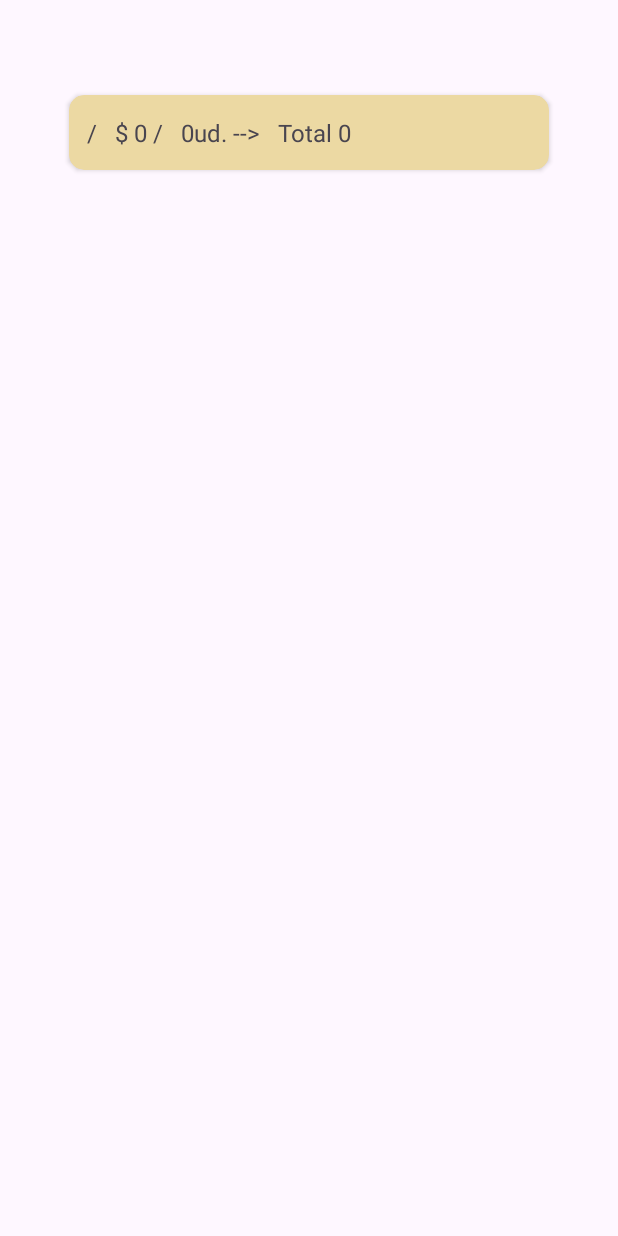
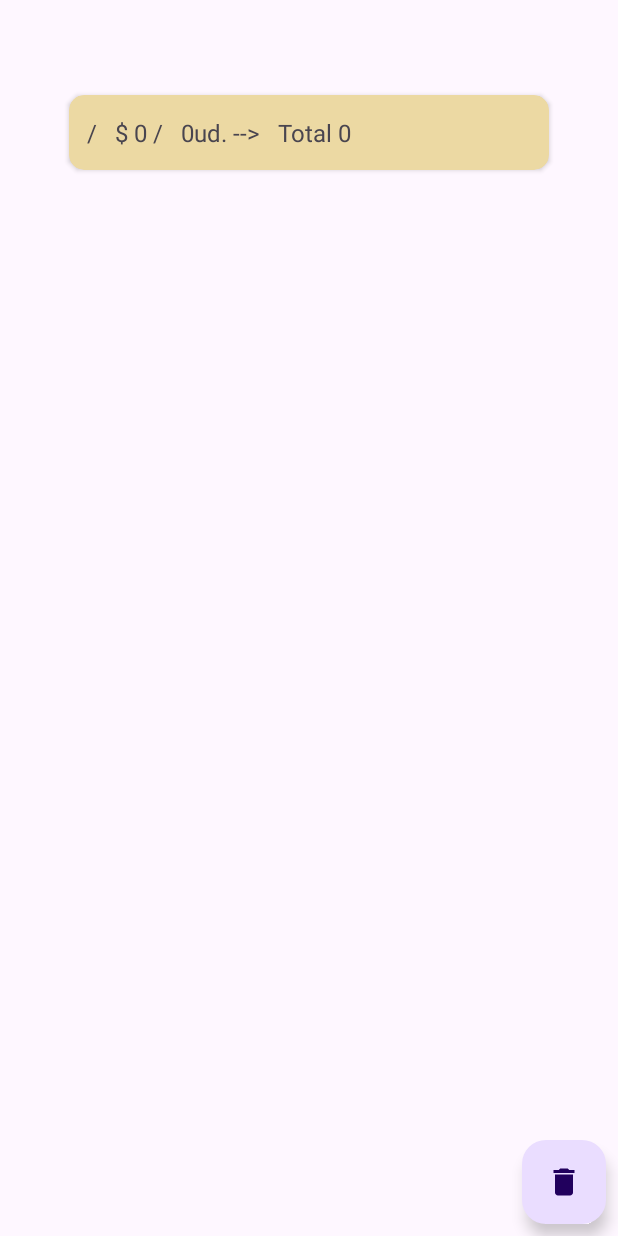
Before and after one commit to Scariu/ConsumoPP, an Android app: the SecondFragmentList screen opened through its navigation route, on a phone screen of 412 x 824 dp. Run offline under Robolectric (Android 15) with nearby library versions, the light colour scheme and no system bars; our stand-ins replace Room's generated code.

Commit message:
Se implementa metodo para borrar la lista.

```diff
--- a/app/src/main/java/com/example/consumopp/data/Repositorio.kt
+++ b/app/src/main/java/com/example/consumopp/data/Repositorio.kt
@@ -12,4 +12,8 @@ class Repositorio(private val elemetoDAO: ElementoDAO) {
     fun getElemento(): LiveData<List<Elemento>> {
         return elemetoDAO.getTodosElementos()
     }
+    suspend fun deleteElementoRepo() {
+       elemetoDAO.deleteElementos()
+    }
+
 }
--- a/app/src/main/java/com/example/consumopp/data/local/ElementoDAO.kt
+++ b/app/src/main/java/com/example/consumopp/data/local/ElementoDAO.kt
@@ -2,6 +2,7 @@ package com.example.consumopp.data.local
 
 import androidx.lifecycle.LiveData
 import androidx.room.Dao
+import androidx.room.Delete
 import androidx.room.Insert
 import androidx.room.Query
 
@@ -12,4 +13,7 @@ interface ElementoDAO {
 
     @Query("SELECT * FROM table_elementos order by id ASC")
     fun getTodosElementos(): LiveData<List<Elemento>>
+
+    @Query("DELETE FROM table_elementos")
+    suspend fun deleteElementos()
 }
--- a/app/src/main/java/com/example/consumopp/presentation/ElementoViewModel.kt
+++ b/app/src/main/java/com/example/consumopp/presentation/ElementoViewModel.kt
@@ -7,6 +7,7 @@ import androidx.lifecycle.viewModelScope
 import com.example.consumopp.data.Repositorio
 import com.example.consumopp.data.local.Elemento
 import com.example.consumopp.data.local.ElementoDataBase
+import kotlinx.coroutines.Dispatchers
 import kotlinx.coroutines.launch
 
 class ElementoViewModel(application: Application) : AndroidViewModel(application) {
@@ -23,4 +24,9 @@ class ElementoViewModel(application: Application) : AndroidViewModel(application
         val elemento = Elemento(nombre, precio, cantidad)
         repositorio.insertarElementos(elemento)
     }
+
+    suspend fun deleteElementoView() {
+        viewModelScope.launch { Dispatchers.IO }
+            repositorio.deleteElementoRepo()
+    }
 }
--- a/app/src/main/java/com/example/consumopp/presentation/SecondFragmentList.kt
+++ b/app/src/main/java/com/example/consumopp/presentation/SecondFragmentList.kt
@@ -6,8 +6,12 @@ import android.view.LayoutInflater
 import android.view.View
 import android.view.ViewGroup
 import androidx.fragment.app.activityViewModels
+import androidx.fragment.app.clearFragmentResult
+import androidx.lifecycle.lifecycleScope
+import androidx.navigation.fragment.findNavController
 import com.example.consumopp.R
 import com.example.consumopp.databinding.FragmentSecondListBinding
+import kotlinx.coroutines.launch
 
 class SecondFragmentList : Fragment() {
     lateinit var binding: FragmentSecondListBinding
@@ -20,7 +24,14 @@ class SecondFragmentList : Fragment() {
     ): View? {
         binding = FragmentSecondListBinding.inflate(layoutInflater)
         initAdapter()
+        initListeners()
         return binding.root
+    }
+
+    private fun initListeners() {
+        binding.floabtnDelete.setOnClickListener {
+            deleteAll()
+        }
     }
 
     private fun initAdapter() {
@@ -29,4 +40,11 @@ class SecondFragmentList : Fragment() {
         }
         binding.recyclerViewSecondFragment.adapter = adapter
     }
+
+    private fun deleteAll() {
+        viewLifecycleOwner.lifecycleScope.launch {
+            viewModel.deleteElementoView()
+            findNavController().navigate(R.id.action_secondFragmentList_self)
+        }
+    }
 }
--- /dev/null
+++ b/app/src/main/res/drawable/baseline_delete_24.xml
@@ -0,0 +1,5 @@
+<vector android:height="24dp" android:tint="#000000"
+    android:viewportHeight="24" android:viewportWidth="24"
+    android:width="24dp" xmlns:android="http://schemas.android.com/apk/res/android">
+    <path android:fillColor="@android:color/white" android:pathData="M6,19c0,1.1 0.9,2 2,2h8c1.1,0 2,-0.9 2,-2V7H6v12zM19,4h-3.5l-1,-1h-5l-1,1H5v2h14V4z"/>
+</vector>
--- a/app/src/main/res/layout/fragment_second_list.xml
+++ b/app/src/main/res/layout/fragment_second_list.xml
@@ -16,4 +16,15 @@
         app:layout_constraintEnd_toEndOf="parent"
         app:layout_constraintStart_toStartOf="parent"
         app:layout_constraintTop_toTopOf="parent" />
+
+    <com.google.android.material.floatingactionbutton.FloatingActionButton
+        android:id="@+id/floabtnDelete"
+        android:layout_width="wrap_content"
+        android:layout_height="wrap_content"
+        android:layout_marginEnd="8dp"
+        android:layout_marginBottom="8dp"
+        android:clickable="true"
+        android:src="@drawable/baseline_delete_24"
+        app:layout_constraintBottom_toBottomOf="parent"
+        app:layout_constraintEnd_toEndOf="parent" />
 </androidx.constraintlayout.widget.ConstraintLayout>
--- a/app/src/main/res/navigation/nav_graph.xml
+++ b/app/src/main/res/navigation/nav_graph.xml
@@ -18,5 +18,9 @@
         android:id="@+id/secondFragmentList"
         android:name="com.example.consumopp.presentation.SecondFragmentList"
         android:label="fragment_second_list"
-        tools:layout="@layout/fragment_second_list" />
+        tools:layout="@layout/fragment_second_list" >
+        <action
+            android:id="@+id/action_secondFragmentList_self"
+            app:destination="@id/secondFragmentList" />
+    </fragment>
 </navigation>
```
